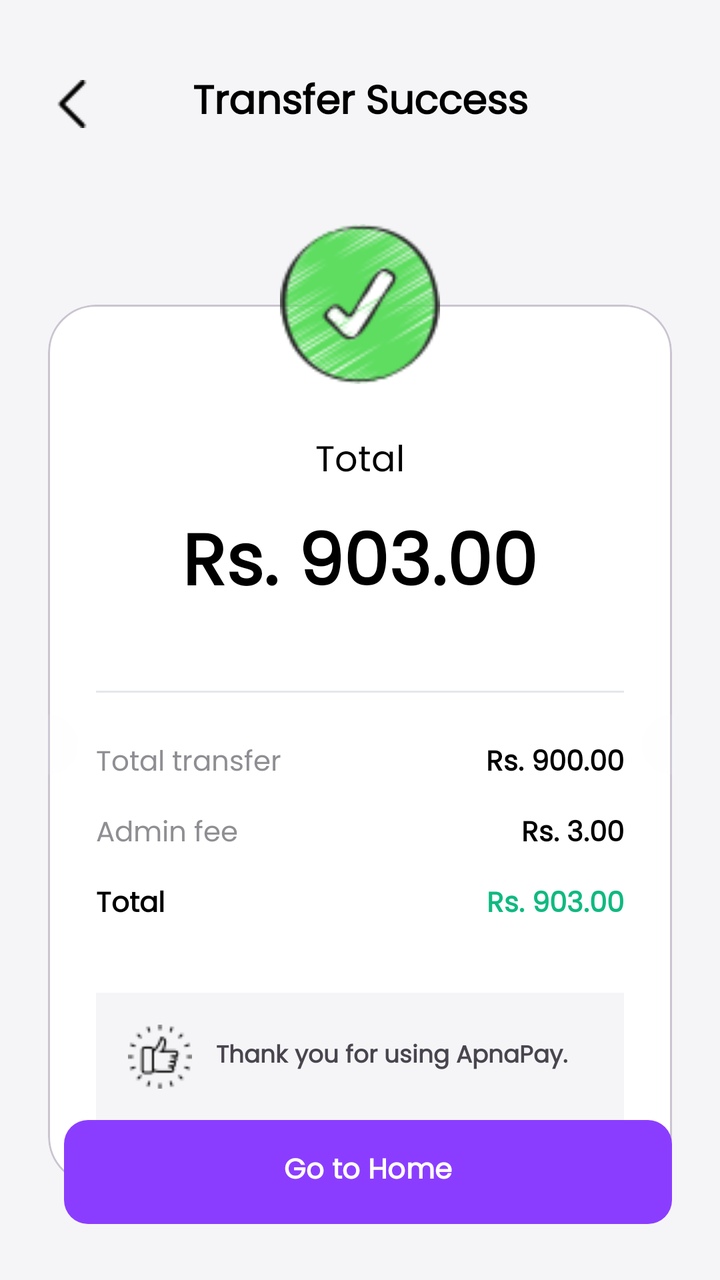
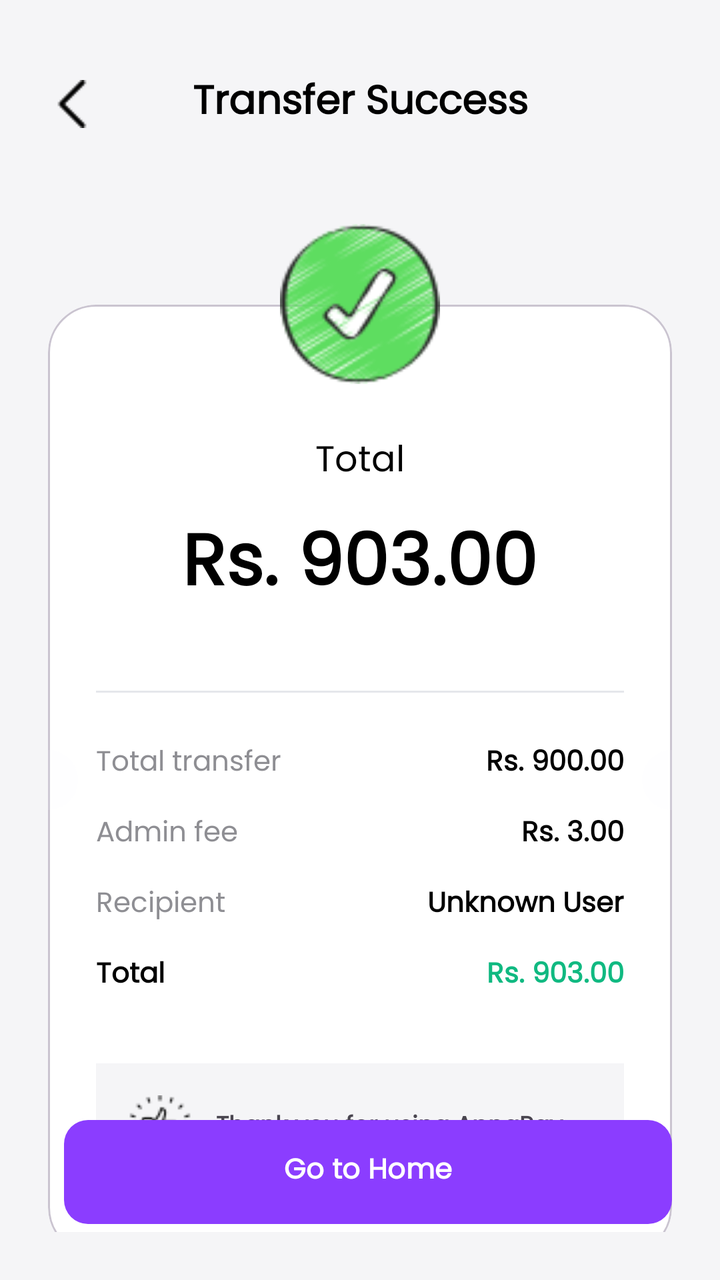

Two renders of the same Android screen: before a commit and after it. Below are the layout's source before the change and the commit's diff.
<!-- AndroidManifest.xml: application theme Theme.ApnaPay -->
<!-- res/layout/activity_transfer_success.xml -->
<?xml version="1.0" encoding="utf-8"?>
<androidx.constraintlayout.widget.ConstraintLayout
    xmlns:android="http://schemas.android.com/apk/res/android"
    xmlns:app="http://schemas.android.com/apk/res-auto"
    android:layout_width="match_parent"
    android:layout_height="match_parent"
    android:background="@color/bg_light"
    android:padding="24dp">

    <ImageView
        android:id="@+id/btnBack"
        android:layout_width="24dp"
        android:layout_height="24dp"
        android:src="@drawable/back"
        app:tint="@color/text_main"
        android:layout_marginTop="16dp"
        app:layout_constraintTop_toTopOf="parent"
        app:layout_constraintStart_toStartOf="parent"/>

    <TextView
        android:layout_width="wrap_content"
        android:layout_height="wrap_content"
        android:text="Transfer Success"
        android:textSize="20sp"
        android:textStyle="bold"
        android:textColor="@color/text_main"
        app:layout_constraintTop_toTopOf="@id/btnBack"
        app:layout_constraintBottom_toBottomOf="@id/btnBack"
        app:layout_constraintStart_toStartOf="parent"
        app:layout_constraintEnd_toEndOf="parent"/>

    <ImageView
        android:id="@+id/imgSuccessCheck"
        android:layout_width="80dp"
        android:layout_height="80dp"
        android:layout_marginTop="48dp"
        android:background="@drawable/yes"
        app:tint="@color/apnapay_purple"
        android:padding="20dp"
        android:elevation="4dp"
        app:layout_constraintTop_toBottomOf="@id/btnBack"
        app:layout_constraintStart_toStartOf="parent"
        app:layout_constraintEnd_toEndOf="parent"/>

    
    <com.google.android.material.card.MaterialCardView
        android:id="@+id/receiptCard"
        android:layout_width="match_parent"
        android:layout_height="wrap_content"
        android:layout_marginTop="-40dp"
        app:cardBackgroundColor="@color/white"
        app:cardCornerRadius="24dp"
        app:cardElevation="0dp"
        app:layout_constraintTop_toBottomOf="@id/imgSuccessCheck">

        <LinearLayout
            android:layout_width="match_parent"
            android:layout_height="wrap_content"
            android:orientation="vertical"
            android:paddingTop="64dp"
            android:paddingBottom="32dp"
            android:paddingHorizontal="24dp"
            android:gravity="center_horizontal">

            <TextView
                android:layout_width="wrap_content"
                android:layout_height="wrap_content"
                android:text="Total"
                android:textColor="@color/text_main"
                android:textSize="18sp"/>

            <TextView
                android:id="@+id/tvSuccessAmount"
                android:layout_width="wrap_content"
                android:layout_height="wrap_content"
                android:text="Rs. 903.00"
                android:textColor="@color/text_main"
                android:textSize="36sp"
                android:textStyle="bold"
                android:layout_marginTop="8dp"/>

            
            <View
                android:layout_width="match_parent"
                android:layout_height="1dp"
                android:background="#E5E7EB"
                android:layout_marginTop="32dp"
                android:layout_marginBottom="24dp"/>

            
            <LinearLayout android:layout_width="match_parent" android:layout_height="wrap_content" android:orientation="horizontal">
                <TextView android:layout_width="0dp" android:layout_height="wrap_content" android:layout_weight="1" android:text="Total transfer" android:textColor="@color/text_muted"/>
                <TextView android:layout_width="wrap_content" android:layout_height="wrap_content" android:text="Rs. 900.00" android:textColor="@color/text_main" android:textStyle="bold"/>
            </LinearLayout>

            <LinearLayout android:layout_width="match_parent" android:layout_height="wrap_content" android:orientation="horizontal" android:layout_marginTop="12dp">
                <TextView android:layout_width="0dp" android:layout_height="wrap_content" android:layout_weight="1" android:text="Admin fee" android:textColor="@color/text_muted"/>
                <TextView android:layout_width="wrap_content" android:layout_height="wrap_content" android:text="Rs. 3.00" android:textColor="@color/text_main" android:textStyle="bold"/>
            </LinearLayout>

            <LinearLayout android:layout_width="match_parent" android:layout_height="wrap_content" android:orientation="horizontal" android:layout_marginTop="12dp">
                <TextView android:layout_width="0dp" android:layout_height="wrap_content" android:layout_weight="1" android:text="Total" android:textColor="@color/text_main" android:textStyle="bold"/>
                <TextView android:layout_width="wrap_content" android:layout_height="wrap_content" android:text="Rs. 903.00" android:textColor="@color/success_green" android:textStyle="bold"/>
            </LinearLayout>

            
            <LinearLayout
                android:layout_width="match_parent"
                android:layout_height="wrap_content"
                android:orientation="horizontal"
                android:background="@color/bg_light"
                android:padding="16dp"
                android:layout_marginTop="32dp"
                android:gravity="center_vertical">

                <ImageView
                    android:layout_width="32dp"
                    android:layout_height="32dp"
                    android:src="@drawable/great"
                    android:backgroundTint="@color/apnapay_purple_dark"
                    />

                <TextView
                    android:layout_width="wrap_content"
                    android:layout_height="wrap_content"
                    android:text="Thank you for using ApnaPay."
                    android:backgroundTint="@color/success_green"
                    android:textStyle="bold"
                    android:textSize="12sp"
                    android:layout_marginStart="12dp"/>
            </LinearLayout>

        </LinearLayout>
    </com.google.android.material.card.MaterialCardView>

    
    <View
        android:layout_width="30dp"
        android:layout_height="30dp"
        android:background="@drawable/bg_circle_translucent"
        android:backgroundTint="@color/bg_light"
        android:translationX="-15dp"
        app:layout_constraintTop_toTopOf="@id/receiptCard"
        app:layout_constraintBottom_toBottomOf="@id/receiptCard"
        app:layout_constraintStart_toStartOf="@id/receiptCard"/>

    <View
        android:layout_width="30dp"
        android:layout_height="30dp"
        android:background="@drawable/bg_circle_translucent"
        android:backgroundTint="@color/bg_light"
        android:translationX="15dp"
        app:layout_constraintTop_toTopOf="@id/receiptCard"
        app:layout_constraintBottom_toBottomOf="@id/receiptCard"
        app:layout_constraintEnd_toEndOf="@id/receiptCard"/>

    
    <LinearLayout
        android:layout_width="match_parent"
        android:layout_height="wrap_content"
        android:orientation="horizontal"
        app:layout_constraintBottom_toBottomOf="parent">

        <com.google.android.material.button.MaterialButton
            android:id="@+id/btnBackToHome"
            android:layout_width="0dp"
            android:layout_height="60dp"
            android:layout_weight="1"
            android:gravity="center"
            android:text="Go to Home"
            android:textAllCaps="false"
            android:textStyle="bold"
            app:backgroundTint="@color/apnapay_purple"
            app:cornerRadius="12dp"
            android:layout_marginStart="8dp"/>
    </LinearLayout>

</androidx.constraintlayout.widget.ConstraintLayout>
<!-- resources referenced by this layout -->
<resources>
  <color name="apnapay_purple">#8b3dff</color>
  <color name="apnapay_purple_dark">#6a1b9a</color>
  <color name="bg_light">#F5F5F7</color>
  <color name="success_green">#10B981</color>
  <color name="text_main">#000000</color>
  <color name="text_muted">#8E8E93</color>
  <color name="white">#FFFFFFFF</color>
  <!-- drawable back: png bitmap (drawable, 297 bytes) -->
  <!-- drawable bg_circle_translucent (drawable) -->
  <?xml version="1.0" encoding="utf-8"?>
  <shape xmlns:android="http://schemas.android.com/apk/res/android"
      android:shape="rectangle">
  
      <solid android:color="#1AFFFFFF" />
  
      <corners android:radius="100dp" />
  
  </shape>
  <!-- drawable great: png bitmap (drawable, 745 bytes) -->
  <!-- drawable yes: png bitmap (drawable, 7148 bytes) -->
  <style name="Theme.ApnaPay" parent="Base.Theme.ApnaPay" />
  <style name="Base.Theme.ApnaPay" parent="Theme.Material3.DayNight.NoActionBar">
          <item name="fontFamily">@font/poppins</item>
      </style>
</resources>

<!-- the commit's change to res/layout/activity_transfer_success.xml (unified diff, before → after) -->
@@ -97,6 +97,11 @@
                 <TextView android:layout_width="0dp" android:layout_height="wrap_content" android:layout_weight="1" android:text="Admin fee" android:textColor="@color/text_muted"/>
                 <TextView android:layout_width="wrap_content" android:layout_height="wrap_content" android:text="Rs. 3.00" android:textColor="@color/text_main" android:textStyle="bold"/>
             </LinearLayout>
+            
+            <LinearLayout android:layout_width="match_parent" android:layout_height="wrap_content" android:orientation="horizontal" android:layout_marginTop="12dp">
+                <TextView android:layout_width="0dp" android:layout_height="wrap_content" android:layout_weight="1" android:text="Recipient" android:textColor="@color/text_muted"/>
+                <TextView android:id="@+id/tvSuccessRecipient" android:layout_width="wrap_content" android:layout_height="wrap_content" android:text="Unknown User" android:textColor="@color/text_main" android:textStyle="bold"/>
+            </LinearLayout>
 
             <LinearLayout android:layout_width="match_parent" android:layout_height="wrap_content" android:orientation="horizontal" android:layout_marginTop="12dp">
                 <TextView android:layout_width="0dp" android:layout_height="wrap_content" android:layout_weight="1" android:text="Total" android:textColor="@color/text_main" android:textStyle="bold"/>
